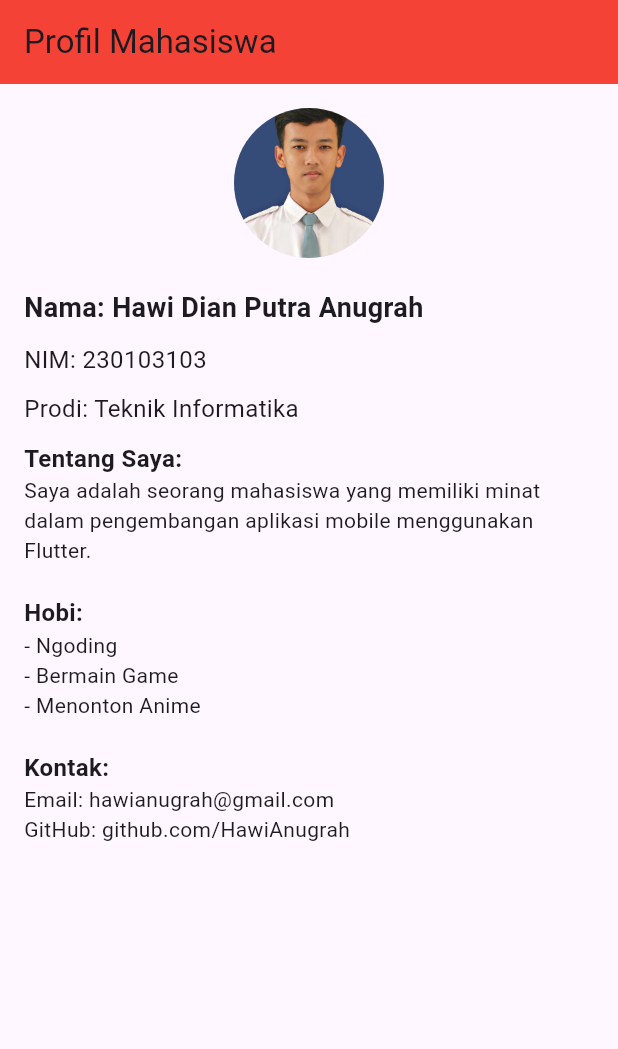
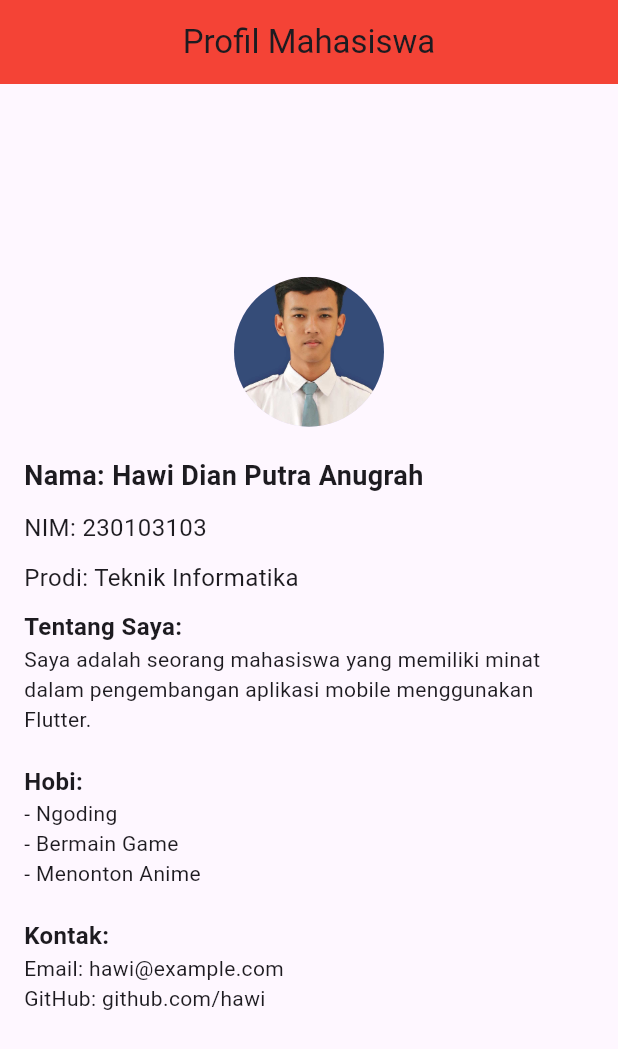
Before and after one commit to HawiAnugrah/halaman_profil, a Flutter app: the screen it shows after launch, on a phone screen of 412 x 824 dp. Shown: the top 1049 px of the screen. Run offline on Flutter 3.47's test engine with Material 3 defaults, Android fonts, the phone set to English and light mode, and no system bars.

Commit message:
modified:   lib/profile_page.dart

```diff
--- a/lib/profile_page.dart
+++ b/lib/profile_page.dart
@@ -1,4 +1,20 @@
 import 'package:flutter/material.dart';
+
+void main() {
+  runApp(const MyApp());
+}
+
+class MyApp extends StatelessWidget {
+  const MyApp({super.key});
+
+  @override
+  Widget build(BuildContext context) {
+    return MaterialApp(
+      debugShowCheckedModeBanner: false,
+      home: const ProfilePage(),
+    );
+  }
+}
 
 class ProfilePage extends StatelessWidget {
   const ProfilePage({super.key});
@@ -9,8 +25,12 @@ class ProfilePage extends StatelessWidget {
       appBar: AppBar(
         backgroundColor: Colors.red,
         title: const Text('Profil Mahasiswa'),
+        centerTitle: true, // Agar judul di tengah
       ),
-      body: Padding(
+      body: Center(
+        child: SingleChildScrollView(
+          child: Container(
+            constraints: const BoxConstraints(maxWidth: 600), // Maksimum lebar agar rapi di web
             padding: const EdgeInsets.all(16.0),
             child: Column(
               crossAxisAlignment: CrossAxisAlignment.start,
@@ -57,15 +77,16 @@ class ProfilePage extends StatelessWidget {
                   'Kontak:',
                   style: TextStyle(fontSize: 16, fontWeight: FontWeight.bold),
                 ),
-            const Text('Email: hawianugrah@gmail.com'),
-            const Text('GitHub: github.com/HawiAnugrah'),
+                const Text('Email: hawi@example.com'),
+                const Text('GitHub: github.com/hawi'),
                 const SizedBox(height: 20),
                 Center(
                 ),
               ],
             ),
           ),
+        ),
+      ),
     );
   }
 }
-//ok
```
Lines whose indentation alone changed are shown as unchanged.
